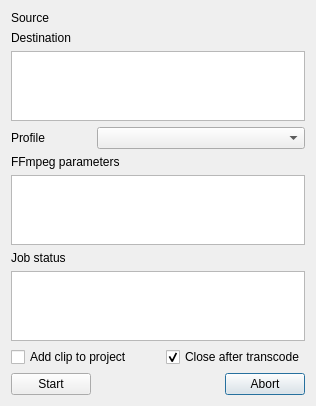
Old version of the form src/widgets/cliptranscode_ui.ui in the repository KDE/kdenlive.
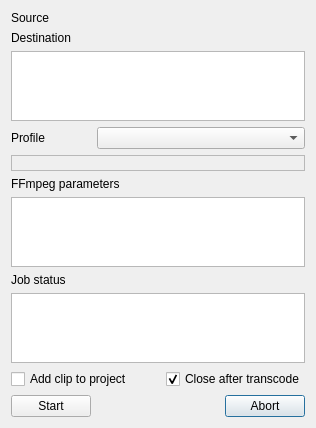
New version of the form. Custom widgets are drawn as their Qt base class.

Commit message: * Allow transcoding of several clips (selected in project tree): http://www.kdenlive.org/mantis/view.php?id=1362 * Don't allow to transcode a clip if it does not match transcoding profile * Default sound on error

What changed in the file:
```diff
--- a/src/widgets/cliptranscode_ui.ui
+++ b/src/widgets/cliptranscode_ui.ui
@@ -34,14 +34,14 @@
    <item row="1" column="1" colspan="2">
     <widget class="KUrlRequester" name="dest_url"/>
    </item>
-   <item row="4" column="0" colspan="3">
+   <item row="5" column="0" colspan="3">
     <widget class="QLabel" name="label_3">
      <property name="text">
       <string>FFmpeg parameters</string>
      </property>
     </widget>
    </item>
-   <item row="5" column="0" colspan="3">
+   <item row="6" column="0" colspan="3">
     <widget class="QTextEdit" name="ffmpeg_params">
      <property name="sizePolicy">
       <sizepolicy hsizetype="Expanding" vsizetype="Maximum">
@@ -51,14 +51,14 @@
      </property>
     </widget>
    </item>
-   <item row="6" column="0">
+   <item row="7" column="0">
     <widget class="QLabel" name="label_4">
      <property name="text">
       <string>Job status</string>
      </property>
     </widget>
    </item>
-   <item row="7" column="0" colspan="3">
+   <item row="8" column="0" colspan="3">
     <widget class="QTextEdit" name="log_text">
      <property name="sizePolicy">
       <sizepolicy hsizetype="Expanding" vsizetype="Expanding">
@@ -71,7 +71,7 @@
      </property>
     </widget>
    </item>
-   <item row="10" column="2">
+   <item row="11" column="2">
     <widget class="QDialogButtonBox" name="buttonBox">
      <property name="orientation">
       <enum>Qt::Horizontal</enum>
@@ -81,21 +81,21 @@
      </property>
     </widget>
    </item>
-   <item row="10" column="0">
+   <item row="11" column="0">
     <widget class="QPushButton" name="button_start">
      <property name="text">
       <string>Start</string>
      </property>
     </widget>
    </item>
-   <item row="8" column="0" colspan="2">
+   <item row="9" column="0" colspan="2">
     <widget class="QCheckBox" name="auto_add">
      <property name="text">
       <string>Add clip to project</string>
      </property>
     </widget>
    </item>
-   <item row="8" column="2">
+   <item row="9" column="2">
     <widget class="QCheckBox" name="auto_close">
      <property name="text">
       <string>Close after transcode</string>
@@ -105,7 +105,7 @@
      </property>
     </widget>
    </item>
-   <item row="10" column="1">
+   <item row="11" column="1">
     <spacer name="horizontalSpacer">
      <property name="orientation">
       <enum>Qt::Horizontal</enum>
@@ -135,6 +135,16 @@
      </property>
     </widget>
    </item>
+   <item row="4" column="0" colspan="3">
+    <widget class="QLabel" name="transcode_info">
+     <property name="frameShape">
+      <enum>QFrame::StyledPanel</enum>
+     </property>
+     <property name="frameShadow">
+      <enum>QFrame::Raised</enum>
+     </property>
+    </widget>
+   </item>
   </layout>
  </widget>
  <customwidgets>
```
The commit also changes 11 other files.
